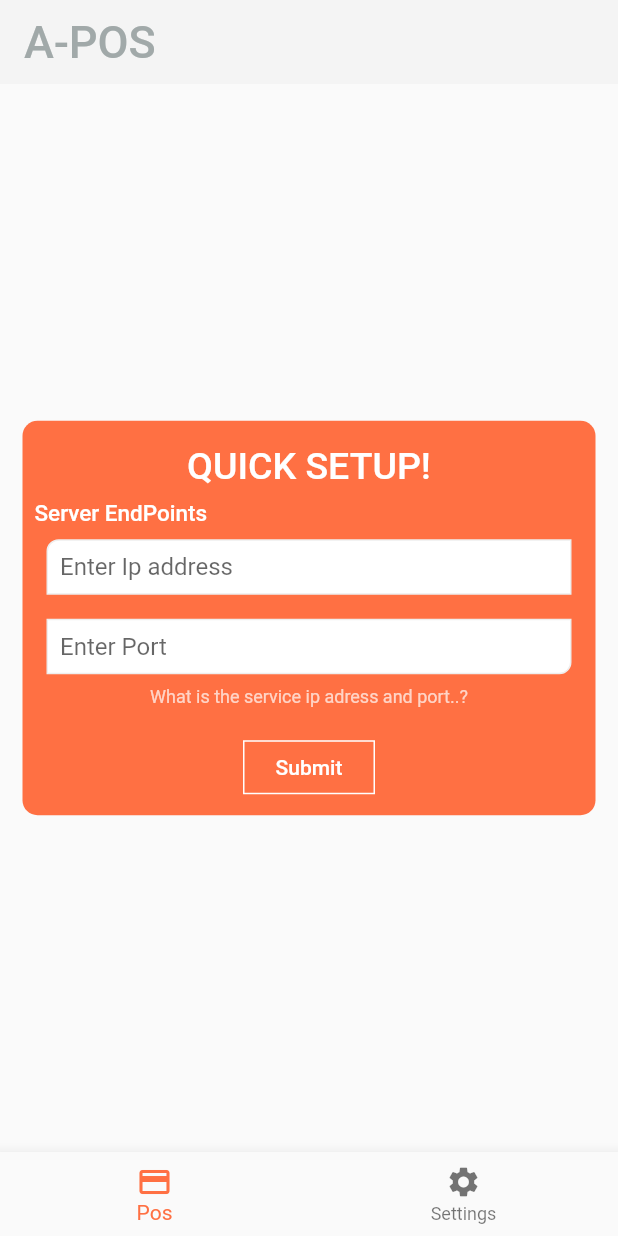
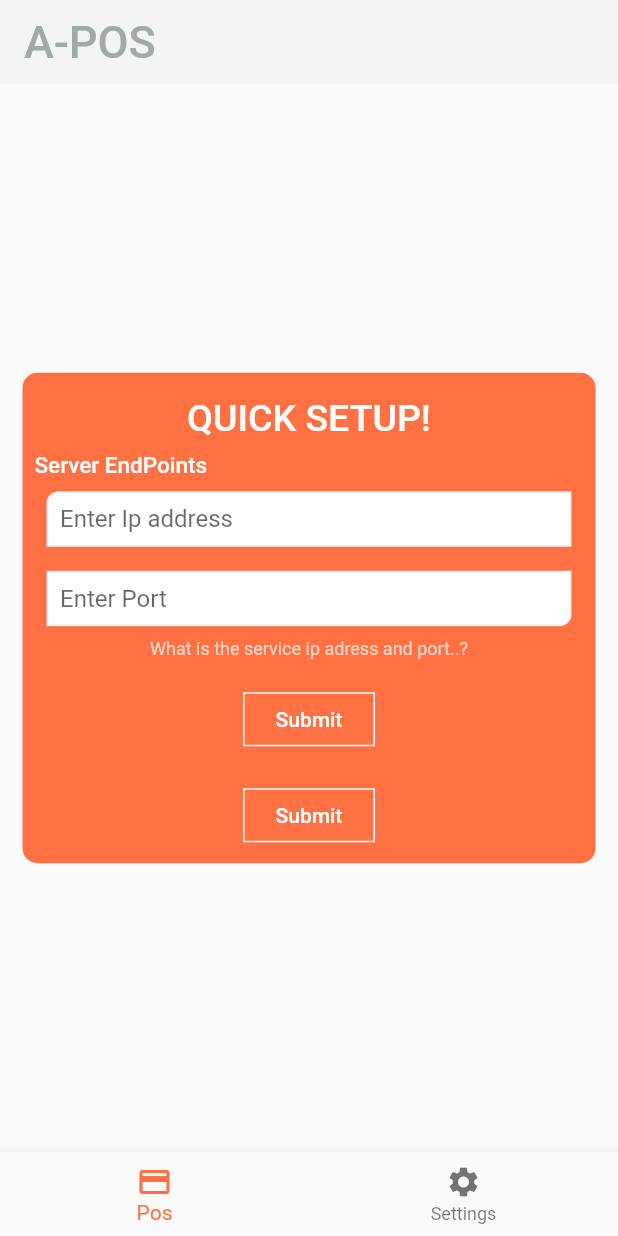
Before and after one commit to pranavkapoorr/I-Pos, a Flutter app: the screen it shows after launch, after a tap on "Submit", on a phone screen of 412 x 824 dp. Run offline on Flutter 3.47's test engine with Material 2 defaults, Android fonts, the phone set to English and light mode, and no system bars; our stand-ins replace shared_preferences; statements that could not run were skipped.

Commit message:
GETTER SETTER

```diff
--- a/lib/main.dart
+++ b/lib/main.dart
@@ -2,21 +2,21 @@ import 'package:altapay_link_mpos/views/mpos_home.dart';
 import 'package:flutter/material.dart';
 import 'package:altapay_link_mpos/utils/tcp.dart';
 import 'package:shared_preferences/shared_preferences.dart';
+import './utils/globals.dart' ;
 
 
 
 SharedPreferences sp;
-var sIp, sPort, pIp, pPort;
 
 void main()async{
   sp = await SharedPreferences.getInstance();
-  sIp = sp.getString("sIp");
-  sPort = sp.getInt("sPort");
-  pIp = sp.getString("pIp");
-  pPort = sp.getInt("pPort");
-  print("lodaded ip nd port : $sIp and $sPort");
-  if(sIp != null && sPort != null && pIp !=null && pPort!=null){
-    connection.connect("192.168.0.69", sPort);
+  globals.sIP = sp.getString("sIp");
+  globals.sPORT = sp.getInt("sPort").toString();
+  globals.pIP = sp.getString("pIp");
+  globals.pPORT = sp.getInt("pPort").toString();
+  print("lodaded ip nd port : ${globals.sIP} and ${globals.sPORT}");
+  if(globals.sIP != null && globals.sPORT != null){
+    connection.connect(globals.sIP, int.parse(globals.sPORT));
   }
   runApp(new MyApp());
 }
--- /dev/null
+++ b/lib/utils/globals.dart
@@ -0,0 +1,31 @@
+
+
+Globals globals = new Globals();
+
+class Globals {
+  static final Globals _globals = new Globals._internal();
+  factory Globals() => _globals;
+  Globals._internal();
+
+  String sIp, sPort, pIp, pPort;
+
+  set sIP(String sIp){
+    this.sIp = sIp;
+  }
+  set sPORT(String sPort){
+    this.sPort = sPort;
+  }
+
+  set pIP(String pIp){
+    this.pIp = pIp;
+  }
+  set pPORT(String pPort){
+    this.pPort = pPort;
+  }
+
+  get sIP => this.sIp;
+  get sPORT => this.sPort;
+  get pIP => this.pIp;
+  get pPORT => this.pPort;
+
+}
--- a/lib/views/mpos_home.dart
+++ b/lib/views/mpos_home.dart
@@ -2,7 +2,7 @@ import 'package:altapay_link_mpos/utils/tcp.dart';
 import 'package:altapay_link_mpos/views/mpos_functions.dart';
 import 'package:altapay_link_mpos/views/settings.dart';
 import 'package:flutter/material.dart';
-import 'package:altapay_link_mpos/main.dart';
+import '../utils/globals.dart';
 import 'package:shared_preferences/shared_preferences.dart';
 
 class MposHome extends StatefulWidget {
@@ -15,7 +15,6 @@ class _MposHomeState extends State<MposHome>{
   int _currentIndex = 0;
   TextEditingController sipctr;
   TextEditingController sportctr;
-  String ip,port;
 
   final List<Widget> _children = [
     new MposFunctions(),
@@ -25,8 +24,7 @@ class _MposHomeState extends State<MposHome>{
   @override
   void initState() {
     super.initState();
-    ip = sIp;
-    port = sPort;
+
     sipctr = new TextEditingController();
     sportctr = new TextEditingController();
   }
@@ -39,7 +37,7 @@ class _MposHomeState extends State<MposHome>{
         appBar: new AppBar(
           elevation: 0.0,
         title: new Text("A-POS",style: new TextStyle(fontSize:30.0,color: Theme.of(context).accentColor),),),
-      body: (sIp != null && sPort != null)?_children[_currentIndex]:setUp(),
+      body: (globals.sIp != null && globals.sPort != null)?_children[_currentIndex]:setUp(),
       bottomNavigationBar: BottomNavigationBar(onTap: onTabTapped,
         currentIndex: _currentIndex,
         items: [
@@ -104,18 +102,25 @@ class _MposHomeState extends State<MposHome>{
                           padding: const EdgeInsets.all(8.0),
                           child: Align(alignment: Alignment.center,child: FlatButton(shape: Border.all(color: Colors.white),splashColor: Colors.white,textColor: Colors.white,onPressed: (){
                             print("sipctr->  ${sipctr.text}, sportctr-> ${sportctr.text}");
-                            sIp =  sipctr.text;
-                            sPort = int.parse(sportctr.text);
+                            globals.sIp =  sipctr.text;
+                            globals.sPort = sportctr.text;
                             SharedPreferences.getInstance().then((sp) {
                               print("sp-> $sp ");
-                              sp.setString("sIp", sIp).then((lol) =>
-                                  sp.setInt("sPort", sPort)).whenComplete(() {
-                                connection.connect(sIp, sPort);
+                              sp.setString("sIp", globals.sIp).then((lol) =>
+                                  sp.setInt("sPort", int.parse(globals.sPort))).whenComplete(() {
+                                connection.connect(globals.sIp, int.parse(globals.sPort));
                                 setState(() {
 
                                 });
                               });
                             });
+                          }, child: Text('Submit')),),
+                        ),
+                        Padding(
+                          padding: const EdgeInsets.all(8.0),
+                          child: Align(alignment: Alignment.center,child: FlatButton(shape: Border.all(color: Colors.white),splashColor: Colors.white,textColor: Colors.white,onPressed: (){
+                            print("${globals.sIp} and x ${globals.sPort}");
+
                           }, child: Text('Submit')),),
                         )
                       ]
--- a/lib/views/settings.dart
+++ b/lib/views/settings.dart
@@ -1,5 +1,5 @@
 
-import 'package:altapay_link_mpos/main.dart';
+import '../utils/globals.dart';
 import 'package:flutter/material.dart';
 
 class Settings extends StatefulWidget{
@@ -14,8 +14,8 @@ class _SettingsState extends State<Settings>{
 
       ipCtrl = new TextEditingController();
       portCtrl = new TextEditingController();
-      ipCtrl.text = sIp.toString();
-      portCtrl.text = sPort.toString();
+      ipCtrl.text = globals.sIp;
+      portCtrl.text = globals.sPort;
 
 
     super.initState();
```
